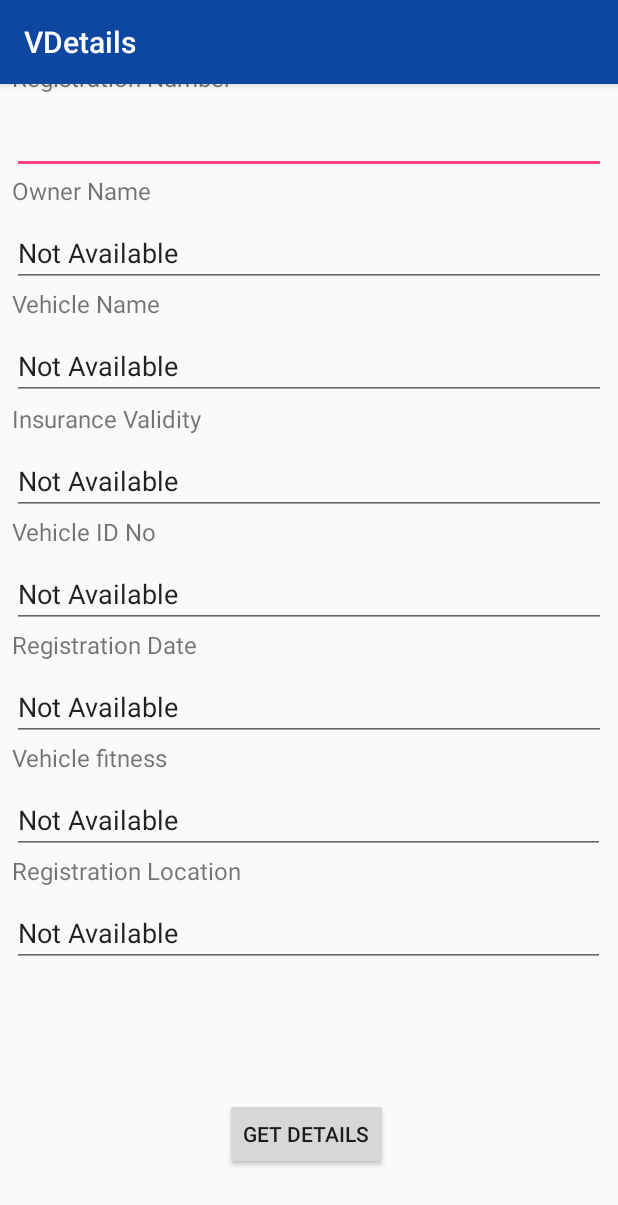
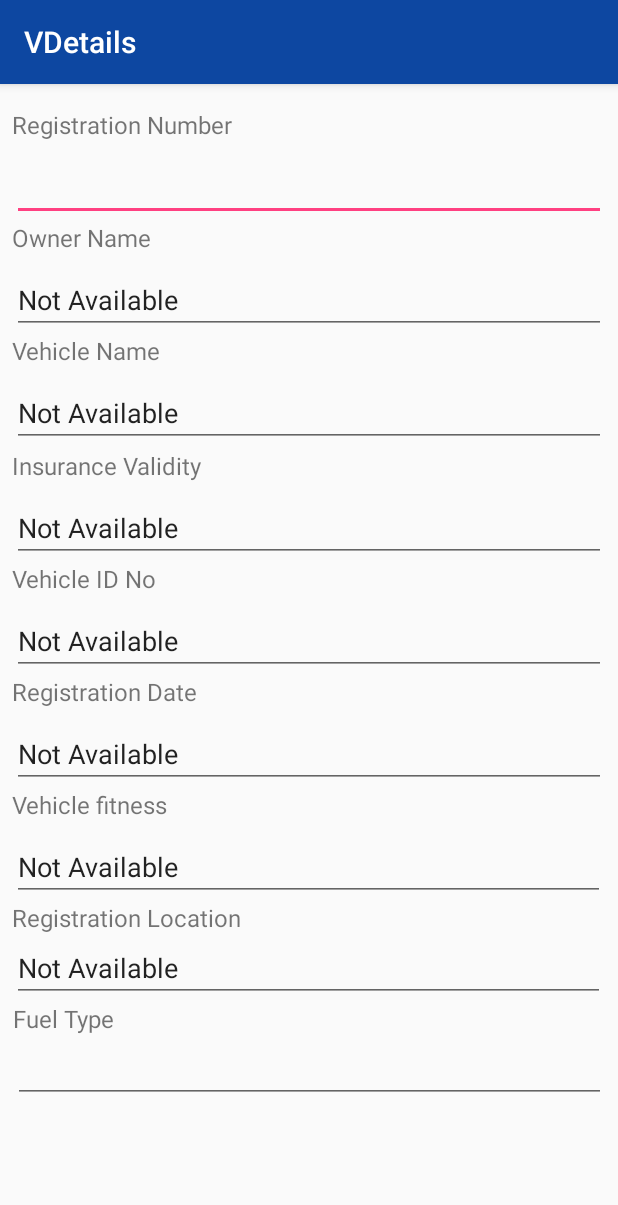
Before and after one commit to Yaswanth3277/vdetails, an Android app: the vehicleDetails screen opened directly, with no data from a screen before it, on a phone screen of 412 x 824 dp. Shown: the top 1205 px of the screen. Run offline under Robolectric (Android 15) with nearby library versions, the phone set to English and light mode, and no system bars; 3 statements that could not run were skipped.

Commit message:
Fuel type field added

```diff
--- a/app/src/main/res/layout/vehicle_details.xml
+++ b/app/src/main/res/layout/vehicle_details.xml
@@ -110,22 +110,6 @@
         app:layout_constraintStart_toStartOf="parent"
         app:layout_constraintTop_toBottomOf="@+id/textView8" />
 
-    <Button
-        android:id="@+id/button5"
-        android:layout_width="wrap_content"
-        android:layout_height="wrap_content"
-        android:layout_marginStart="150dp"
-        android:layout_marginTop="16dp"
-        android:layout_marginEnd="150dp"
-        android:layout_marginBottom="76dp"
-        android:onClick="getNumber"
-        android:text="@string/Get_Details"
-        app:layout_constraintBottom_toBottomOf="parent"
-        app:layout_constraintEnd_toEndOf="parent"
-        app:layout_constraintHorizontal_bias="0.0"
-        app:layout_constraintStart_toStartOf="parent"
-        app:layout_constraintTop_toBottomOf="@+id/RegLoc" />
-
     <TextView
         android:id="@+id/textView8"
         android:layout_width="0dp"
@@ -156,6 +140,19 @@
         app:layout_constraintHorizontal_bias="0.0"
         app:layout_constraintStart_toStartOf="parent"
         app:layout_constraintTop_toBottomOf="@+id/Vfit" />
+
+    <TextView
+        android:id="@+id/textView17"
+        android:layout_width="395dp"
+        android:layout_height="wrap_content"
+        android:layout_marginStart="8dp"
+        android:layout_marginEnd="8dp"
+        android:text="Fuel Type"
+        android:textSize="16dp"
+        app:layout_constraintBottom_toTopOf="@+id/regLoc"
+        app:layout_constraintEnd_toEndOf="parent"
+        app:layout_constraintStart_toStartOf="parent"
+        app:layout_constraintTop_toBottomOf="@+id/RegLoc" />
 
     <EditText
         android:id="@+id/insurance"
@@ -204,14 +201,24 @@
         android:layout_height="45dp"
         android:layout_marginStart="8dp"
         android:layout_marginEnd="8dp"
-        android:layout_marginBottom="71dp"
         android:ems="10"
         android:inputType="textPersonName"
-        app:layout_constraintBottom_toTopOf="@+id/button5"
         app:layout_constraintEnd_toEndOf="parent"
         app:layout_constraintHorizontal_bias="0.0"
         app:layout_constraintStart_toStartOf="parent"
         app:layout_constraintTop_toBottomOf="@+id/textView5" />
+
+    <EditText
+        android:id="@+id/regLoc"
+        android:layout_width="395dp"
+        android:layout_height="45dp"
+        android:layout_marginStart="8dp"
+        android:layout_marginEnd="8dp"
+        android:ems="10"
+        android:inputType="textPersonName"
+        app:layout_constraintEnd_toEndOf="parent"
+        app:layout_constraintStart_toStartOf="parent"
+        app:layout_constraintTop_toBottomOf="@+id/textView17" />
 
     <EditText
         android:id="@+id/Regdate"
```
